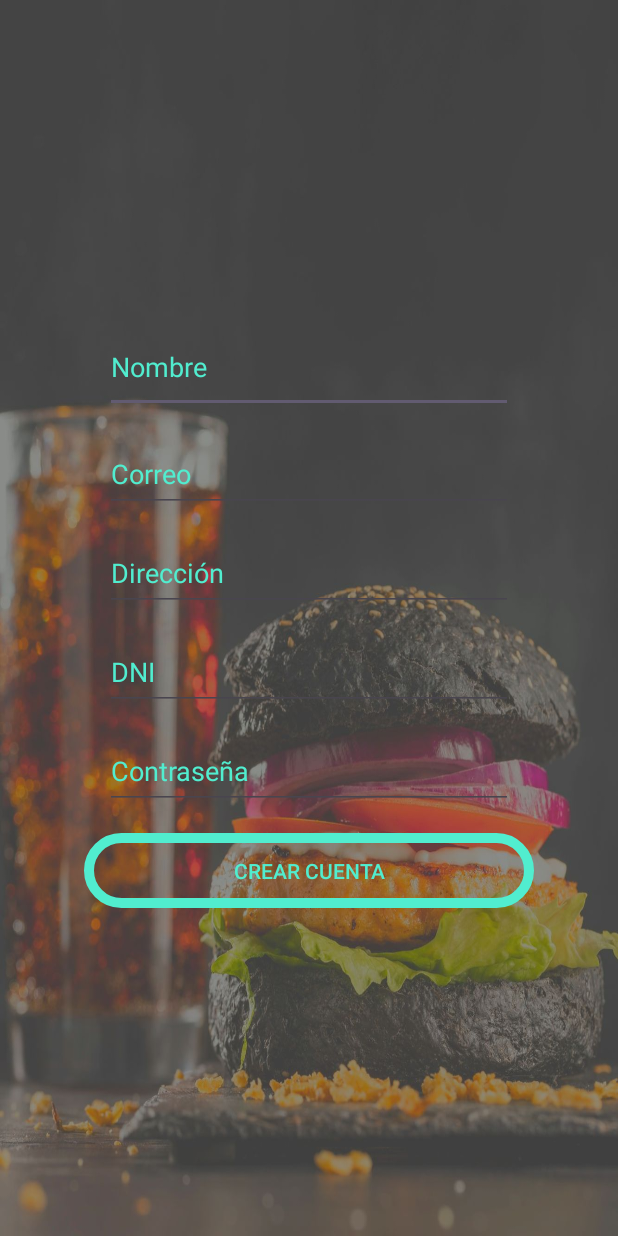
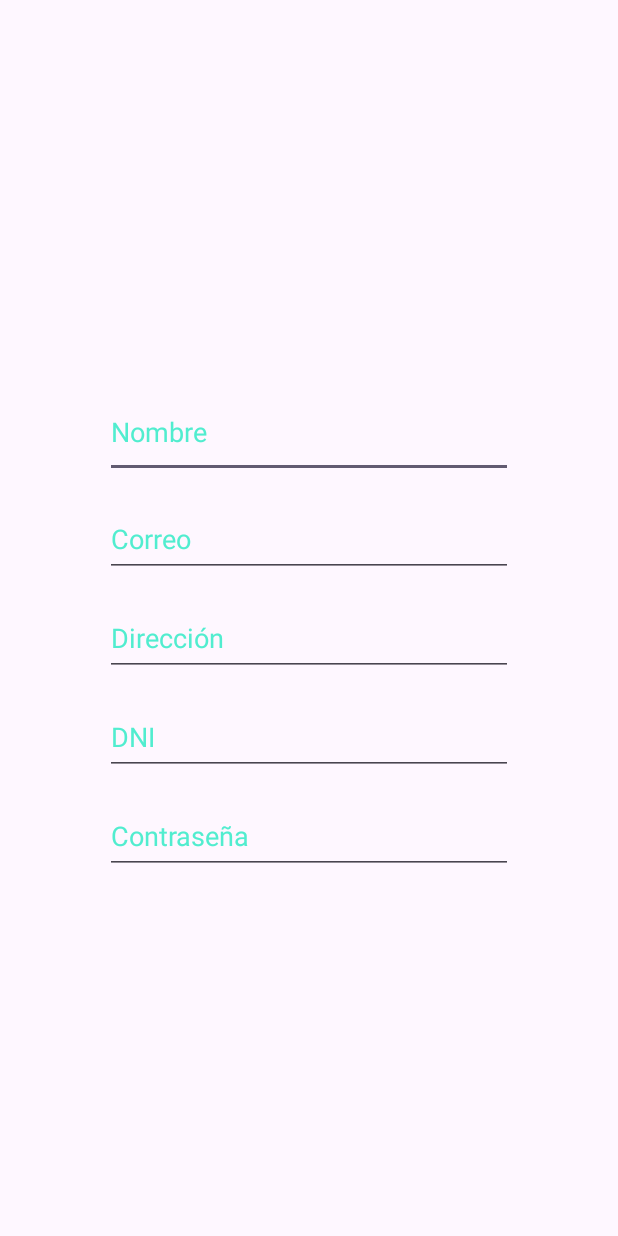
Before and after one commit to kikewest/Burger, an Android app: the layout fragment_registro.xml on its own in the app's theme, with its tools: preview values and no code run, on a phone screen of 412 x 824 dp. Run offline under Robolectric (Android 15) with nearby library versions, the phone set to English and light mode, and no system bars.

Commit message:
Arreglado Fragment 1

```diff
--- a/app/src/main/res/layout/activity_main.xml
+++ b/app/src/main/res/layout/activity_main.xml
@@ -2,6 +2,7 @@
 <androidx.constraintlayout.widget.ConstraintLayout xmlns:android="http://schemas.android.com/apk/res/android"
     xmlns:app="http://schemas.android.com/apk/res-auto"
     xmlns:tools="http://schemas.android.com/tools"
+    android:id="@+id/activity_main_layout"
     android:layout_width="match_parent"
     android:layout_height="match_parent"
     android:background="@drawable/fondosintrans"
@@ -57,9 +58,9 @@
                 android:id="@+id/iniciar"
                 android:layout_width="300dp"
                 android:layout_height="1dp"
+                android:layout_gravity="center"
                 android:layout_weight="1"
                 android:background="@drawable/boton"
-                android:layout_gravity="center"
                 android:text="Iniciar Sesión"
                 android:textColor="@color/aqua" />
 
--- a/app/src/main/res/layout/fragment_registro.xml
+++ b/app/src/main/res/layout/fragment_registro.xml
@@ -4,7 +4,6 @@
     xmlns:tools="http://schemas.android.com/tools"
     android:layout_width="match_parent"
     android:layout_height="match_parent"
-    android:background="@drawable/fondotranssinicono"
     tools:context=".MainActivity">
 
     <LinearLayout
@@ -91,22 +90,5 @@
             app:layout_constraintStart_toStartOf="parent"
             android:textColorHint="@color/aqua"
             android:textColor="@color/aqua" />
-
-
-        <androidx.appcompat.widget.AppCompatButton
-            android:id="@+id/button"
-            android:layout_width="300dp"
-            android:layout_height="50dp"
-            android:layout_marginTop="16dp"
-            android:layout_marginBottom="20dp"
-            android:background="@drawable/boton"
-            android:gravity="center"
-            android:text="Crear Cuenta"
-            android:textColor="@color/aqua"
-            app:layout_constraintTop_toBottomOf="@+id/editTextTexcontrasenia"
-            app:layout_constraintEnd_toEndOf="parent"
-            app:layout_constraintStart_toStartOf="parent"
-            app:layout_constraintBottom_toBottomOf="parent" />
-
     </LinearLayout>
 </androidx.constraintlayout.widget.ConstraintLayout>
```
Also changed, not shown: app/src/main/java/com/example/burger/LoginFragment.java (+34 -46 lines), app/src/main/java/com/example/burger/MainActivity.java (+30 -6 lines), app/src/main/res/layout/fragment_login.xml (+0 -10 lines), 1 other file.
